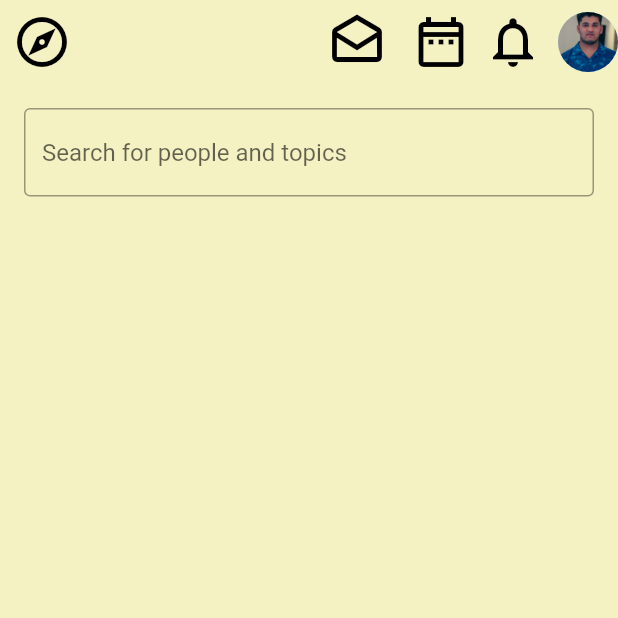
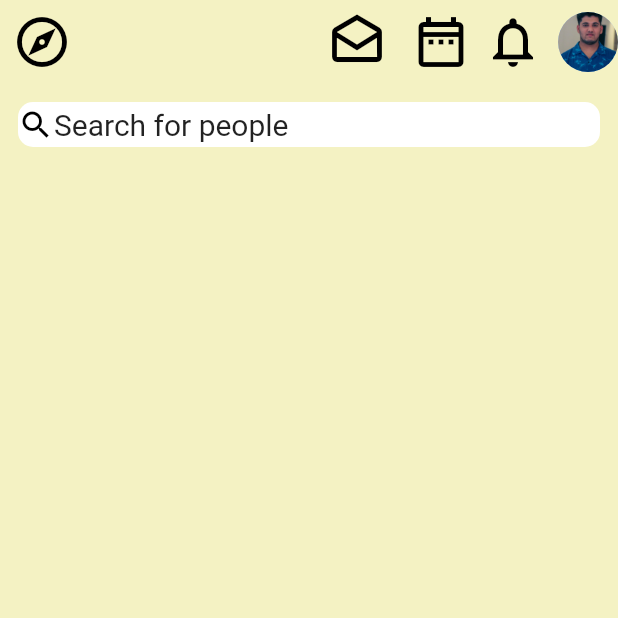
Before and after one commit to sandesh101/clubhouse-clone, a Flutter app: the screen it shows after launch, on a phone screen of 412 x 824 dp, the top half of it. Run offline on Flutter 3.47's test engine with Material 2 defaults, Android fonts, the light colour scheme and no system bars.

Commit message:
Rebuild: Searchbar

```diff
--- a/lib/Screens/homepage.dart
+++ b/lib/Screens/homepage.dart
@@ -52,11 +52,24 @@ class HomePage extends StatelessWidget {
       body: Stack(
         children: [
           Padding(
-            padding: const EdgeInsets.all(16.0),
-            child: TextFormField(
-              decoration: const InputDecoration(
-                  border: OutlineInputBorder(),
-                  hintText: 'Search for people and topics'),
+            padding: const EdgeInsets.all(12.0),
+            child: Container(
+              height: 30,
+              width: 500,
+              decoration: BoxDecoration(
+                  color: Colors.white,
+                  borderRadius: BorderRadius.circular(10.0)),
+              child: Center(
+                child: Row(
+                  children: [
+                    const Icon(Icons.search_outlined),
+                    const Text(
+                      'Search for people',
+                      style: TextStyle(fontSize: 20),
+                    ),
+                  ],
+                ),
+              ),
             ),
           ),
         ],
```
